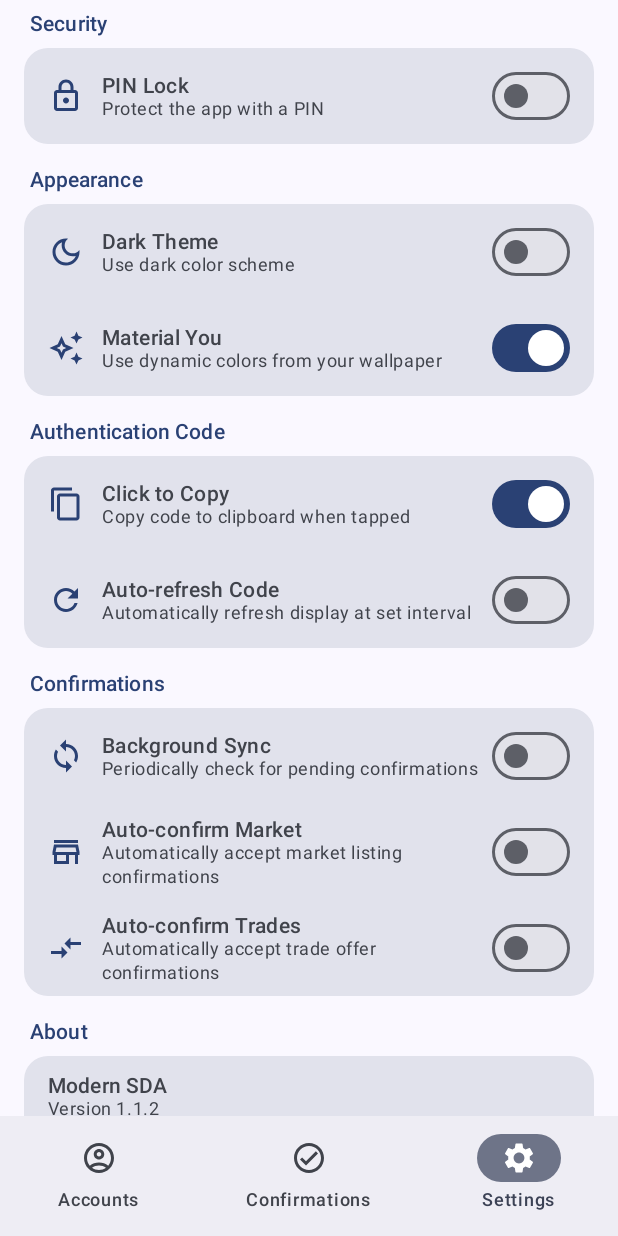
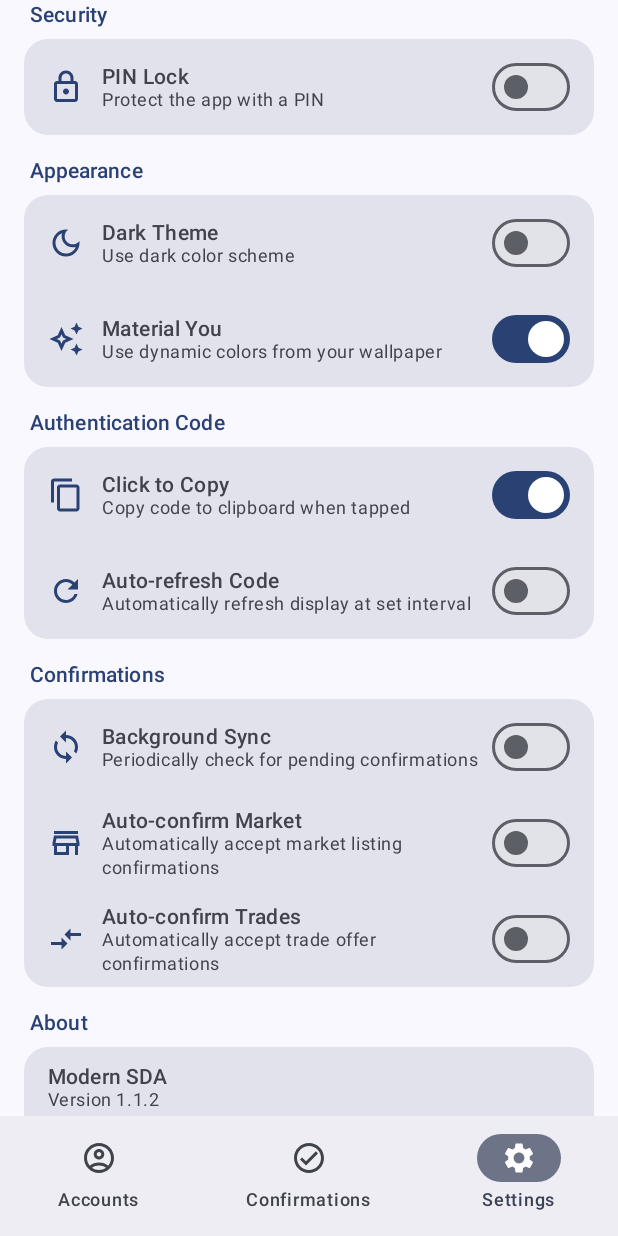
Before and after one commit to HouwyTwitch/Modern-SDA-Android, an Android app built with Jetpack Compose: the SettingsScreen screen opened through its navigation route, on a phone screen of 412 x 824 dp. Run offline under Robolectric (Android 15) with nearby library versions, the phone set to English and light mode, and no system bars; our stand-ins replace Dagger/Hilt's generated code.

Commit message:
Shrink top spacer on Accounts and Settings screens
Reduce the 8dp top spacer to 2dp so content sits closer to the top.

https://claude.ai/code/session_01WApUceP88bagLKQa2uLBEv

```diff
--- a/app/src/main/java/com/houwytwitch/modernsda/ui/screens/accounts/AccountsScreen.kt
+++ b/app/src/main/java/com/houwytwitch/modernsda/ui/screens/accounts/AccountsScreen.kt
@@ -145,7 +145,7 @@ fun AccountsScreen(
                 exit = fadeOut(),
             ) {
                 Column {
-                    Spacer(modifier = Modifier.height(8.dp))
+                    Spacer(modifier = Modifier.height(2.dp))
                     TotpCodeDisplay(
                         code = uiState.currentCode,
                         timeRemaining = uiState.timeRemaining,
--- a/app/src/main/java/com/houwytwitch/modernsda/ui/screens/settings/SettingsScreen.kt
+++ b/app/src/main/java/com/houwytwitch/modernsda/ui/screens/settings/SettingsScreen.kt
@@ -74,7 +74,7 @@ fun SettingsScreen(
                 .padding(horizontal = 16.dp)
                 .verticalScroll(rememberScrollState()),
         ) {
-            Spacer(modifier = Modifier.height(8.dp))
+            Spacer(modifier = Modifier.height(2.dp))
 
             // Security section
             SettingsSectionHeader(title = "Security")
```
